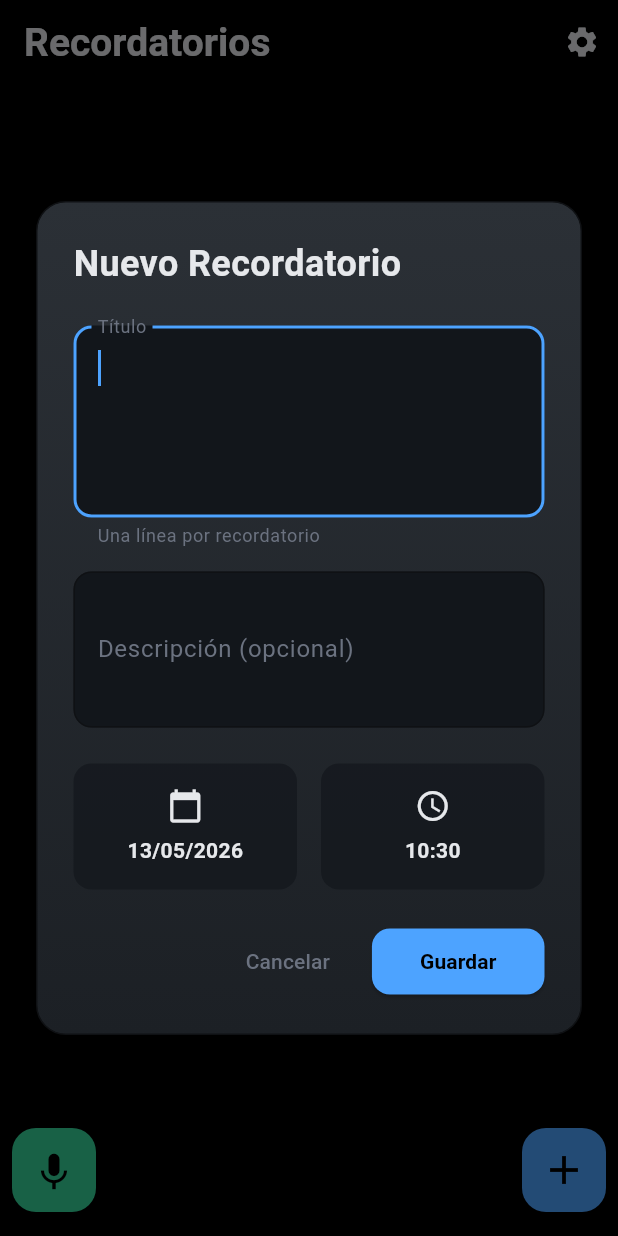
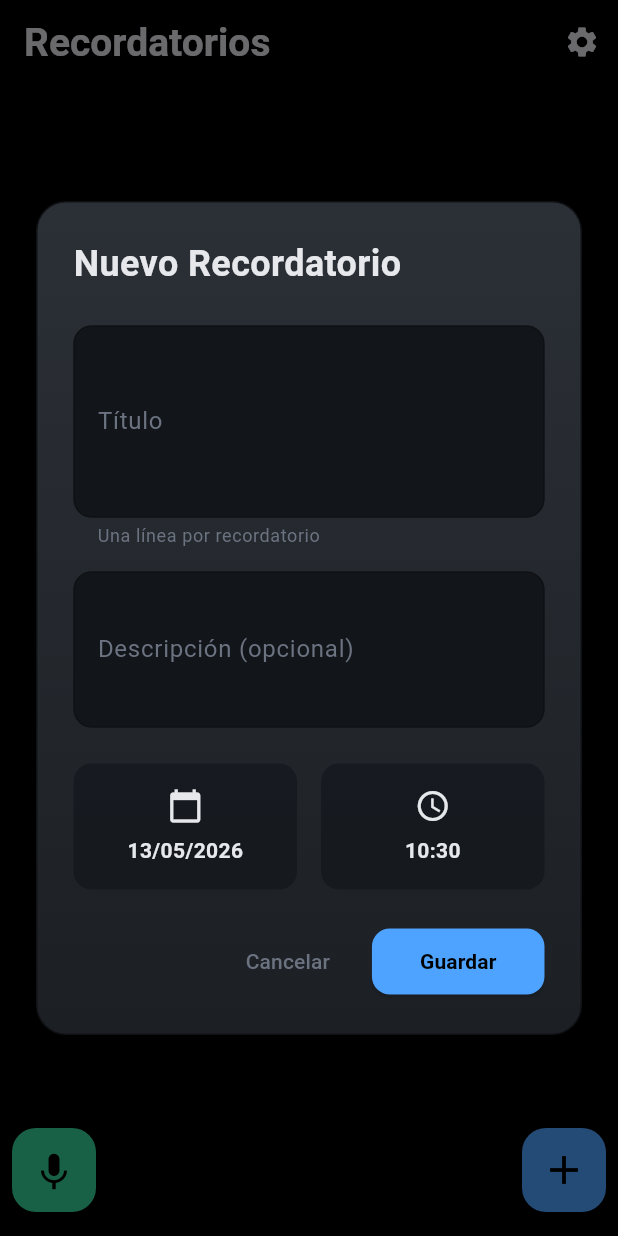
Before and after one commit to earlrititi-lang/ReminderApp, a Flutter app: the screen it shows after launch, after a tap on the "add" icon, on a phone screen of 412 x 824 dp. Run offline on Flutter 3.47's test engine with Material 3 defaults, Android fonts, the phone set to English and light mode, and no system bars; our stand-ins replace dartz, equatable, flutter_local_notifications, flutter_riverpod, flutter_slidable, shared_preferences and 2 more.

Commit message:
Prevent keyboard from covering add reminder dialog

```diff
--- a/lib/features/reminders/presentation/pages/home_page.dart
+++ b/lib/features/reminders/presentation/pages/home_page.dart
@@ -119,6 +119,7 @@ class _HomePageState extends ConsumerState<HomePage> {
   Future<void> _showAddReminderDialog() async {
     final result = await showDialog<Map<String, dynamic>>(
       context: context,
+      requestFocus: false,
       builder: (context) => const AddReminderDialog(),
     );
 
--- a/lib/features/reminders/presentation/widgets/add_reminder_dialog.dart
+++ b/lib/features/reminders/presentation/widgets/add_reminder_dialog.dart
@@ -125,10 +125,20 @@ class _AddReminderDialogState extends State<AddReminderDialog> {
   Widget build(BuildContext context) {
     final dateFormat = DateFormat('dd/MM/yyyy');
     final timeFormat = DateFormat('HH:mm');
+    final viewInsets = MediaQuery.viewInsetsOf(context);
+    final screenHeight = MediaQuery.sizeOf(context).height;
+    final maxDialogHeight =
+        (screenHeight - viewInsets.bottom - 48).clamp(240.0, screenHeight);
 
-    return Dialog(
+    return AnimatedPadding(
+      duration: const Duration(milliseconds: 180),
+      curve: Curves.easeOut,
+      padding: EdgeInsets.only(bottom: viewInsets.bottom),
+      child: Dialog(
         backgroundColor: Colors.transparent,
         insetPadding: const EdgeInsets.symmetric(horizontal: 24, vertical: 24),
+        child: ConstrainedBox(
+          constraints: BoxConstraints(maxHeight: maxDialogHeight),
           child: Container(
             decoration: BoxDecoration(
               gradient: const LinearGradient(
@@ -149,7 +159,7 @@ class _AddReminderDialogState extends State<AddReminderDialog> {
                 ),
               ],
             ),
-        child: Padding(
+            child: SingleChildScrollView(
               padding: const EdgeInsets.all(24),
               child: Column(
                 mainAxisSize: MainAxisSize.min,
@@ -177,7 +187,8 @@ class _AddReminderDialogState extends State<AddReminderDialog> {
                       helperStyle: const TextStyle(color: AppColors.textMuted),
                       enabledBorder: OutlineInputBorder(
                         borderRadius: BorderRadius.circular(12),
-                    borderSide: const BorderSide(color: AppColors.panelStroke),
+                        borderSide:
+                            const BorderSide(color: AppColors.panelStroke),
                       ),
                       focusedBorder: OutlineInputBorder(
                         borderRadius: BorderRadius.circular(12),
@@ -185,7 +196,7 @@ class _AddReminderDialogState extends State<AddReminderDialog> {
                             const BorderSide(color: AppColors.accent, width: 2),
                       ),
                     ),
-                autofocus: true,
+                    autofocus: false,
                   ),
                   const SizedBox(height: 16),
 
@@ -199,7 +210,8 @@ class _AddReminderDialogState extends State<AddReminderDialog> {
                       labelStyle: const TextStyle(color: AppColors.textMuted),
                       enabledBorder: OutlineInputBorder(
                         borderRadius: BorderRadius.circular(12),
-                    borderSide: const BorderSide(color: AppColors.panelStroke),
+                        borderSide:
+                            const BorderSide(color: AppColors.panelStroke),
                       ),
                       focusedBorder: OutlineInputBorder(
                         borderRadius: BorderRadius.circular(12),
@@ -219,7 +231,8 @@ class _AddReminderDialogState extends State<AddReminderDialog> {
                           child: Container(
                             padding: const EdgeInsets.all(16),
                             decoration: BoxDecoration(
-                          color: AppColors.panelInset.withValues(alpha: 0.7),
+                              color:
+                                  AppColors.panelInset.withValues(alpha: 0.7),
                               borderRadius: BorderRadius.circular(12),
                             ),
                             child: Column(
@@ -246,7 +259,8 @@ class _AddReminderDialogState extends State<AddReminderDialog> {
                           child: Container(
                             padding: const EdgeInsets.all(16),
                             decoration: BoxDecoration(
-                          color: AppColors.panelInset.withValues(alpha: 0.7),
+                              color:
+                                  AppColors.panelInset.withValues(alpha: 0.7),
                               borderRadius: BorderRadius.circular(12),
                             ),
                             child: Column(
@@ -309,6 +323,8 @@ class _AddReminderDialogState extends State<AddReminderDialog> {
                     ],
                   ),
                 ],
+              ),
+            ),
           ),
         ),
       ),
@@ -481,12 +497,17 @@ class _EditReminderDialogState extends State<EditReminderDialog> {
                 ),
               ),
               const SizedBox(height: 24),
+
+              // Título
               TextField(
                 controller: _titleController,
                 style: const TextStyle(color: AppColors.textPrimary),
+                maxLines: 4,
                 decoration: InputDecoration(
                   labelText: 'Título',
+                  helperText: 'Una línea por recordatorio',
                   labelStyle: const TextStyle(color: AppColors.textMuted),
+                  helperStyle: const TextStyle(color: AppColors.textMuted),
                   enabledBorder: OutlineInputBorder(
                     borderRadius: BorderRadius.circular(12),
                     borderSide: const BorderSide(color: AppColors.panelStroke),
@@ -500,6 +521,8 @@ class _EditReminderDialogState extends State<EditReminderDialog> {
                 autofocus: true,
               ),
               const SizedBox(height: 16),
+
+              // Descripción
               TextField(
                 controller: _descriptionController,
                 style: const TextStyle(color: AppColors.textPrimary),
@@ -519,6 +542,8 @@ class _EditReminderDialogState extends State<EditReminderDialog> {
                 ),
               ),
               const SizedBox(height: 24),
+
+              // Fecha y Hora
               Row(
                 children: [
                   Expanded(
@@ -583,6 +608,8 @@ class _EditReminderDialogState extends State<EditReminderDialog> {
                 ],
               ),
               const SizedBox(height: 24),
+
+              // Botones
               Row(
                 mainAxisAlignment: MainAxisAlignment.end,
                 children: [
```
Lines whose indentation alone changed are shown as unchanged.
